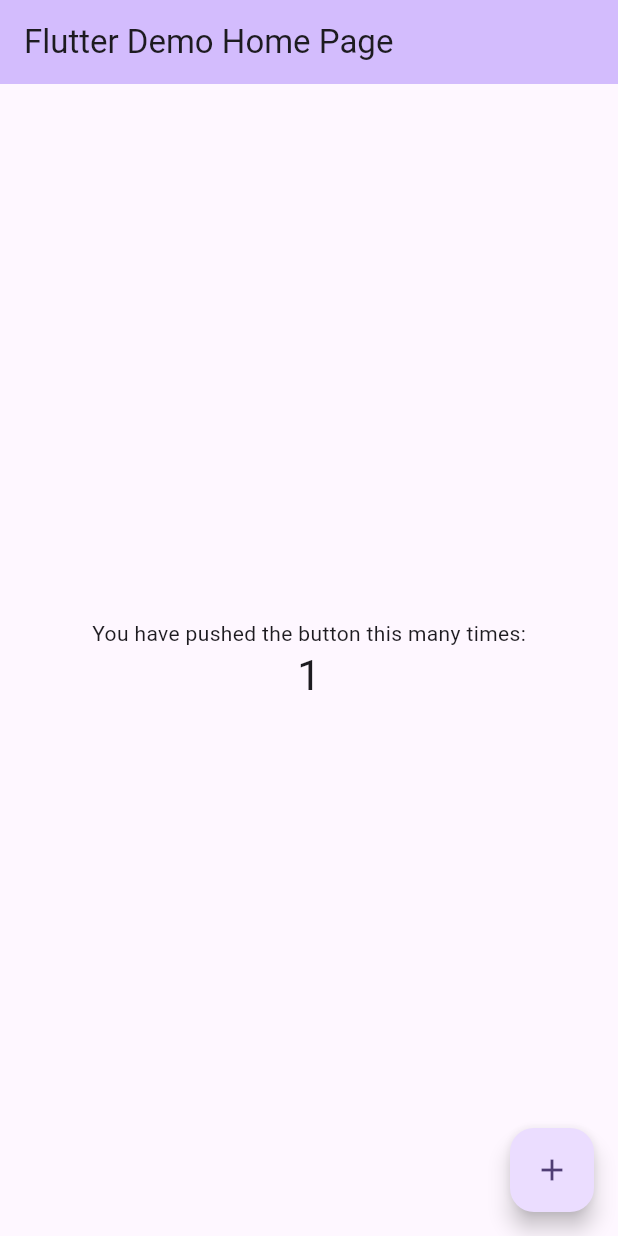
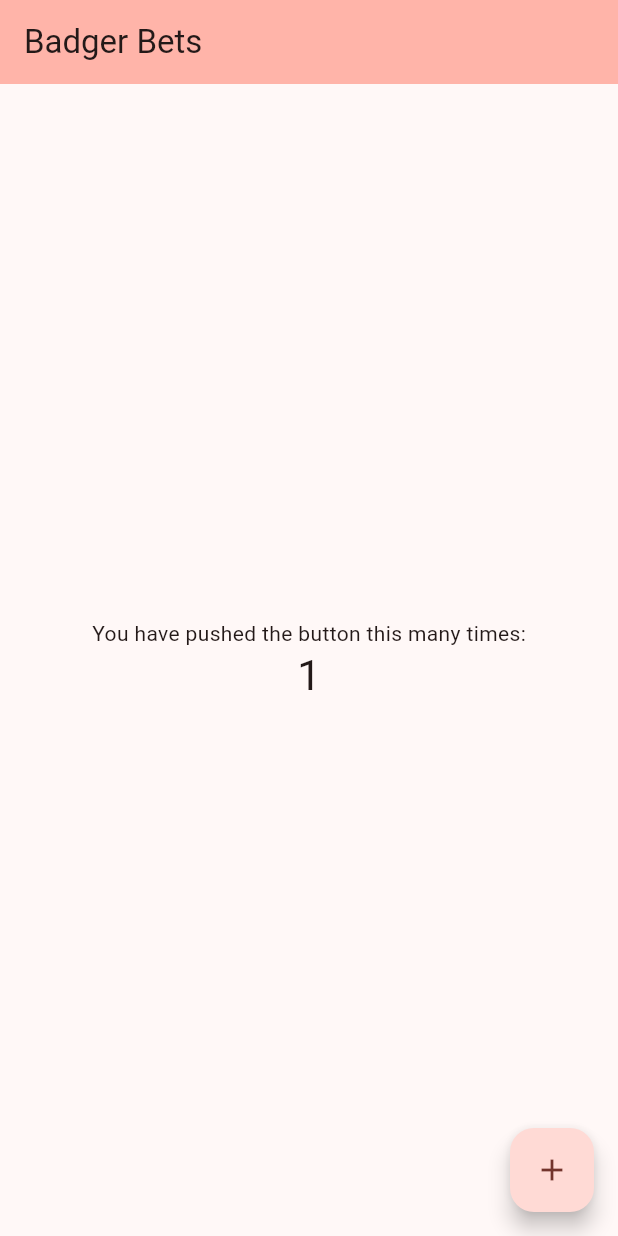
Before and after one commit to team1306/BadgerBetsV2, a Flutter app: the screen it shows after launch, after a tap on the "add" icon, on a phone screen of 412 x 824 dp. Run offline on Flutter 3.47's test engine with Material 3 defaults, Android fonts, the phone set to English and light mode, and no system bars.

Commit message:
renamed some stuff

```diff
--- a/lib/main.dart
+++ b/lib/main.dart
@@ -1,11 +1,11 @@
 import 'package:flutter/material.dart';
 
 void main() {
-  runApp(const MyApp());
+  runApp(const App());
 }
 
-class MyApp extends StatelessWidget {
-  const MyApp({super.key});
+class App extends StatelessWidget {
+  const App({super.key});
 
   // This widget is the root of your application.
   @override
@@ -28,15 +28,15 @@ class MyApp extends StatelessWidget {
         //
         // This works for code too, not just values: Most code changes can be
         // tested with just a hot reload.
-        colorScheme: ColorScheme.fromSeed(seedColor: Colors.deepPurple),
+        colorScheme: ColorScheme.fromSeed(seedColor: Colors.red),
       ),
-      home: const MyHomePage(title: 'Flutter Demo Home Page'),
+      home: const Dashboard(title: "Badger Bets"),
     );
   }
 }
 
-class MyHomePage extends StatefulWidget {
-  const MyHomePage({super.key, required this.title});
+class Dashboard extends StatefulWidget {
+  const Dashboard({super.key, required this.title});
 
   // This widget is the home page of your application. It is stateful, meaning
   // that it has a State object (defined below) that contains fields that affect
@@ -50,10 +50,10 @@ class MyHomePage extends StatefulWidget {
   final String title;
 
   @override
-  State<MyHomePage> createState() => _MyHomePageState();
+  State<Dashboard> createState() => DashboardState();
 }
 
-class _MyHomePageState extends State<MyHomePage> {
+class DashboardState extends State<Dashboard> {
   int _counter = 0;
 
   void _incrementCounter() {
```
Also changed, not shown: 1 other file.
